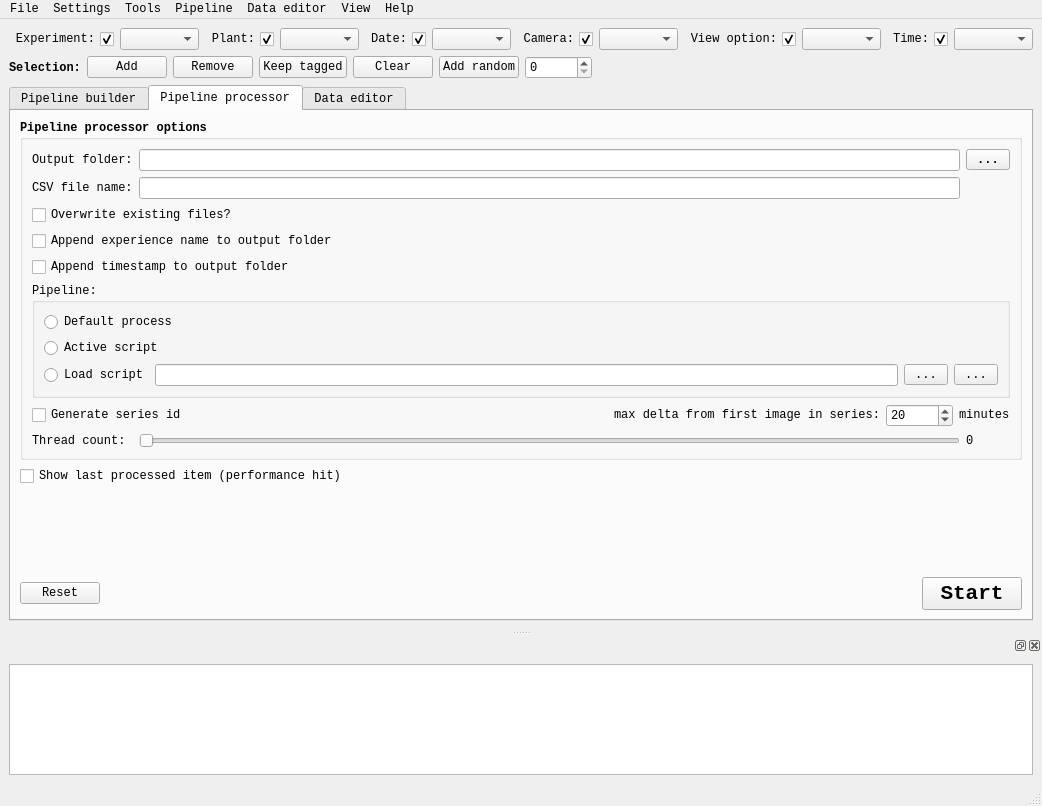
Before: the Qt Designer form main_form.ui in tpmp-inra/ipso_phen, drawn with Qt 5.
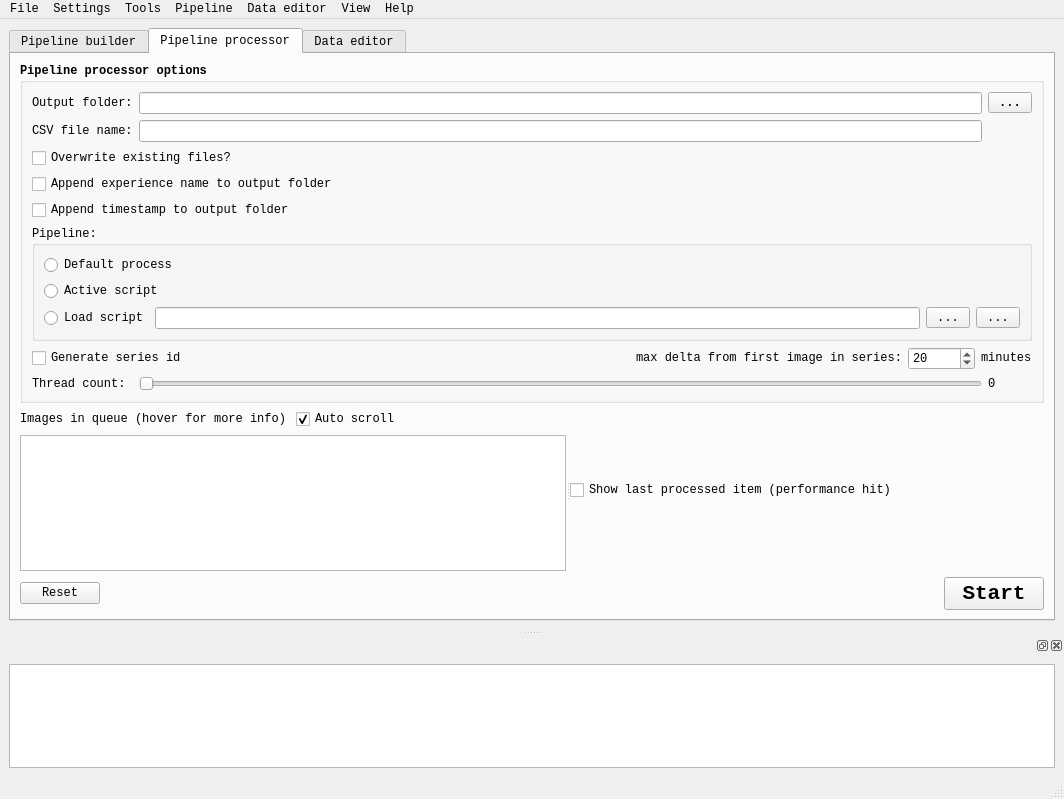
After: the same form once the commit is applied. The open tabs and pages were chosen to show the change. Icons and pictures are not drawn.

Diff of the .ui file:
```diff
--- a/main_form.ui
+++ b/main_form.ui
@@ -8,7 +8,7 @@
     <x>0</x>
     <y>0</y>
     <width>962</width>
-    <height>806</height>
+    <height>799</height>
    </rect>
   </property>
   <property name="font">
@@ -32,6 +32,22 @@
   <widget class="QWidget" name="centralwidget">
    <layout class="QVBoxLayout" name="verticalLayout_2">
     <item>
+     <widget class="QTabWidget" name="tabWidget">
+      <property name="tabPosition">
+       <enum>QTabWidget::North</enum>
+      </property>
+      <property name="tabShape">
+       <enum>QTabWidget::Rounded</enum>
+      </property>
+      <property name="currentIndex">
+       <number>0</number>
+      </property>
+      <widget class="QWidget" name="tab_pipeline_builder">
+       <attribute name="title">
+        <string>Pipeline builder</string>
+       </attribute>
+       <layout class="QGridLayout" name="gridLayout_14">
+        <item row="0" column="0">
      <layout class="QHBoxLayout" name="horizontalLayout_5">
       <item>
        <widget class="QCheckBox" name="chk_experiment">
@@ -210,14 +226,52 @@
       </item>
      </layout>
     </item>
+        <item row="1" column="0">
+         <widget class="QSplitter" name="spl_ver_main">
+          <property name="orientation">
+           <enum>Qt::Horizontal</enum>
+          </property>
+          <widget class="QFrame" name="frame_5">
+           <property name="frameShape">
+            <enum>QFrame::NoFrame</enum>
+           </property>
+           <property name="frameShadow">
+            <enum>QFrame::Plain</enum>
+           </property>
+           <property name="lineWidth">
+            <number>1</number>
+           </property>
+           <layout class="QHBoxLayout" name="horizontalLayout_7">
+            <item>
+             <widget class="QSplitter" name="spl_hor_main_left">
+              <property name="frameShape">
+               <enum>QFrame::NoFrame</enum>
+              </property>
+              <property name="orientation">
+               <enum>Qt::Vertical</enum>
+              </property>
+              <property name="opaqueResize">
+               <bool>true</bool>
+              </property>
+              <widget class="QFrame" name="frame_4">
+               <property name="frameShape">
+                <enum>QFrame::NoFrame</enum>
+               </property>
+               <property name="frameShadow">
+                <enum>QFrame::Plain</enum>
+               </property>
+               <property name="lineWidth">
+                <number>0</number>
+               </property>
+               <layout class="QVBoxLayout" name="verticalLayout">
     <item>
      <layout class="QHBoxLayout" name="horizontalLayout_6" stretch="0,0,0,0,0,0,0,0">
       <item>
        <widget class="QLabel" name="lbl_selection">
         <property name="font">
          <font>
-          <weight>75</weight>
-          <bold>true</bold>
+                      <weight>50</weight>
+                      <bold>false</bold>
          </font>
         </property>
         <property name="text">
@@ -227,6 +281,9 @@
       </item>
       <item>
        <widget class="QPushButton" name="bt_add_to_selection">
+                    <property name="toolTip">
+                     <string>Add to image browser images matching the current query</string>
+                    </property>
         <property name="text">
          <string>Add</string>
         </property>
@@ -234,6 +291,9 @@
       </item>
       <item>
        <widget class="QPushButton" name="bt_remove_from_selection">
+                    <property name="toolTip">
+                     <string>Remove from image browser images matching the current query</string>
+                    </property>
         <property name="text">
          <string>Remove</string>
         </property>
@@ -241,6 +301,9 @@
       </item>
       <item>
        <widget class="QPushButton" name="bt_keep_annotated">
+                    <property name="toolTip">
+                     <string>Remove from image brawser all images that are not tagged with an annotation</string>
+                    </property>
         <property name="text">
          <string>Keep tagged</string>
         </property>
@@ -255,6 +318,9 @@
       </item>
       <item>
        <widget class="QPushButton" name="bt_add_random">
+                    <property name="toolTip">
+                     <string>Add to image browser n random images matching the current query</string>
+                    </property>
         <property name="text">
          <string>Add random</string>
         </property>
@@ -268,7 +334,7 @@
        </widget>
       </item>
       <item>
-       <spacer name="horizontalSpacer_15">
+                   <spacer name="horizontalSpacer_3">
         <property name="orientation">
          <enum>Qt::Horizontal</enum>
         </property>
@@ -282,60 +348,6 @@
       </item>
      </layout>
     </item>
-    <item>
-     <widget class="QTabWidget" name="tabWidget">
-      <property name="tabPosition">
-       <enum>QTabWidget::North</enum>
-      </property>
-      <property name="tabShape">
-       <enum>QTabWidget::Rounded</enum>
-      </property>
-      <property name="currentIndex">
-       <number>0</number>
-      </property>
-      <widget class="QWidget" name="tab_pipeline_builder">
-       <attribute name="title">
-        <string>Pipeline builder</string>
-       </attribute>
-       <layout class="QHBoxLayout" name="horizontalLayout_8">
-        <item>
-         <widget class="QSplitter" name="spl_ver_main">
-          <property name="orientation">
-           <enum>Qt::Horizontal</enum>
-          </property>
-          <widget class="QFrame" name="frame_5">
-           <property name="frameShape">
-            <enum>QFrame::NoFrame</enum>
-           </property>
-           <property name="frameShadow">
-            <enum>QFrame::Plain</enum>
-           </property>
-           <property name="lineWidth">
-            <number>1</number>
-           </property>
-           <layout class="QHBoxLayout" name="horizontalLayout_7">
-            <item>
-             <widget class="QSplitter" name="spl_hor_main_left">
-              <property name="frameShape">
-               <enum>QFrame::NoFrame</enum>
-              </property>
-              <property name="orientation">
-               <enum>Qt::Vertical</enum>
-              </property>
-              <property name="opaqueResize">
-               <bool>true</bool>
-              </property>
-              <widget class="QFrame" name="frame_4">
-               <property name="frameShape">
-                <enum>QFrame::NoFrame</enum>
-               </property>
-               <property name="frameShadow">
-                <enum>QFrame::Plain</enum>
-               </property>
-               <property name="lineWidth">
-                <number>0</number>
-               </property>
-               <layout class="QHBoxLayout" name="horizontalLayout_3">
                 <item>
                  <widget class="QTableView" name="tv_image_browser">
                   <property name="alternatingRowColors">
@@ -542,8 +554,8 @@
                          <rect>
                           <x>0</x>
                           <y>0</y>
-                          <width>642</width>
-                          <height>139</height>
+                          <width>654</width>
+                          <height>77</height>
                          </rect>
                         </property>
                         <layout class="QHBoxLayout" name="horizontalLayout_4">
@@ -654,7 +666,7 @@
                      <item row="1" column="0">
                       <widget class="QPushButton" name="bt_update_selection_stats">
                        <property name="text">
-                        <string>Build selection statistics</string>
+                        <string>Build statistics</string>
                        </property>
                       </widget>
                      </item>
@@ -681,7 +693,7 @@
                      <item row="1" column="1">
                       <widget class="QCheckBox" name="cb_stat_include_annotations">
                        <property name="text">
-                        <string>Include annotations (much slower)</string>
+                        <string>Include annotations</string>
                        </property>
                       </widget>
                      </item>
@@ -779,8 +791,8 @@
                           <rect>
                            <x>0</x>
                            <y>0</y>
-                           <width>642</width>
-                           <height>62</height>
+                           <width>652</width>
+                           <height>70</height>
                           </rect>
                          </property>
                          <layout class="QGridLayout" name="gridLayout_17">
@@ -1108,38 +1120,8 @@
        <attribute name="title">
         <string>Pipeline processor</string>
        </attribute>
-       <layout class="QGridLayout" name="gridLayout_10">
-        <item row="3" column="2">
-         <widget class="QPushButton" name="bt_pp_start">
-          <property name="minimumSize">
-           <size>
-            <width>100</width>
-            <height>0</height>
-           </size>
-          </property>
-          <property name="font">
-           <font>
-            <pointsize>16</pointsize>
-            <weight>75</weight>
-            <bold>true</bold>
-           </font>
-          </property>
-          <property name="text">
-           <string>Start</string>
-          </property>
-          <property name="icon">
-           <iconset resource="main_form.qrc">
-            <normaloff>:/image_process/resources/Play.png</normaloff>:/image_process/resources/Play.png</iconset>
-          </property>
-          <property name="iconSize">
-           <size>
-            <width>24</width>
-            <height>24</height>
-           </size>
-          </property>
-         </widget>
-        </item>
-        <item row="0" column="0" colspan="3">
+       <layout class="QVBoxLayout" name="verticalLayout_4">
+        <item>
          <widget class="QGroupBox" name="groupBox">
           <property name="sizePolicy">
            <sizepolicy hsizetype="Preferred" vsizetype="Fixed">
@@ -1467,7 +1449,51 @@
           </layout>
          </widget>
         </item>
-        <item row="3" column="0">
+        <item>
+         <widget class="QSplitter" name="splitter">
+          <property name="orientation">
+           <enum>Qt::Horizontal</enum>
+          </property>
+          <widget class="QWidget" name="layoutWidget">
+           <layout class="QGridLayout" name="gridLayout_10">
+            <item row="0" column="0">
+             <widget class="QLabel" name="label_6">
+              <property name="text">
+               <string>Images in queue (hover for more info)</string>
+              </property>
+             </widget>
+            </item>
+            <item row="0" column="1">
+             <widget class="QCheckBox" name="cb_queue_auto_scroll">
+              <property name="text">
+               <string>Auto scroll</string>
+              </property>
+              <property name="checked">
+               <bool>true</bool>
+              </property>
+             </widget>
+            </item>
+            <item row="1" column="0" colspan="2">
+             <widget class="QListWidget" name="lw_images_queue"/>
+            </item>
+           </layout>
+          </widget>
+          <widget class="QWidget" name="layoutWidget">
+           <layout class="QVBoxLayout" name="ver_layout_last_image">
+            <item>
+             <widget class="QCheckBox" name="chk_pp_show_last_item">
+              <property name="text">
+               <string>Show last processed item (performance hit)</string>
+              </property>
+             </widget>
+            </item>
+           </layout>
+          </widget>
+         </widget>
+        </item>
+        <item>
+         <layout class="QHBoxLayout" name="horizontalLayout_3">
+          <item>
          <widget class="QPushButton" name="bt_pp_reset">
           <property name="font">
            <font>
@@ -1484,7 +1510,7 @@
           </property>
          </widget>
         </item>
-        <item row="3" column="1">
+          <item>
          <spacer name="horizontalSpacer_6">
           <property name="orientation">
            <enum>Qt::Horizontal</enum>
@@ -1497,28 +1523,37 @@
           </property>
          </spacer>
         </item>
-        <item row="1" column="0" colspan="3">
-         <widget class="QCheckBox" name="chk_pp_show_last_item">
+          <item>
+           <widget class="QPushButton" name="bt_pp_start">
+            <property name="minimumSize">
+             <size>
+              <width>100</width>
+              <height>0</height>
+             </size>
+            </property>
+            <property name="font">
+             <font>
+              <pointsize>16</pointsize>
+              <weight>75</weight>
+              <bold>true</bold>
+             </font>
+            </property>
           <property name="text">
-           <string>Show last processed item (performance hit)</string>
+             <string>Start</string>
+            </property>
+            <property name="icon">
+             <iconset resource="main_form.qrc">
+              <normaloff>:/image_process/resources/Play.png</normaloff>:/image_process/resources/Play.png</iconset>
+            </property>
+            <property name="iconSize">
+             <size>
+              <width>24</width>
+              <height>24</height>
+             </size>
           </property>
          </widget>
         </item>
-        <item row="2" column="0">
-         <widget class="QLabel" name="lbl_dummy">
-          <property name="sizePolicy">
-           <sizepolicy hsizetype="Ignored" vsizetype="Ignored">
-            <horstretch>0</horstretch>
-            <verstretch>0</verstretch>
-           </sizepolicy>
-          </property>
-          <property name="text">
-           <string/>
-          </property>
-          <property name="alignment">
-           <set>Qt::AlignCenter</set>
-          </property>
-         </widget>
+         </layout>
         </item>
        </layout>
       </widget>
@@ -1595,7 +1630,7 @@
      <x>0</x>
      <y>0</y>
      <width>962</width>
-     <height>20</height>
+     <height>21</height>
     </rect>
    </property>
    <widget class="QMenu" name="menu_file">
@@ -1747,15 +1782,23 @@
     <property name="title">
      <string>Pipeline</string>
     </property>
+    <widget class="QMenu" name="menuAdd_ROI">
+     <property name="title">
+      <string>Add ROI</string>
+     </property>
+     <addaction name="action_build_roi_with_raw_image"/>
+     <addaction name="action_build_roi_with_pre_processed_image"/>
+    </widget>
     <addaction name="action_new_script"/>
     <addaction name="action_load_script"/>
     <addaction name="action_save_script"/>
     <addaction name="action_save_as_python_script"/>
     <addaction name="separator"/>
     <addaction name="action_add_exposure_fixer"/>
+    <addaction name="action_add_white_balance_corrector"/>
     <addaction name="actionAdd_white_balance_fixer"/>
     <addaction name="actionAdd_channel_mask"/>
-    <addaction name="action_add_roi"/>
+    <addaction name="menuAdd_ROI"/>
     <addaction name="actionSet_contour_cleaner"/>
     <addaction name="action_add_feature_extractor"/>
     <addaction name="action_add_image_generator"/>
@@ -2163,11 +2206,6 @@
     <string>Put tools widgets in scroll panel</string>
    </property>
   </action>
-  <action name="action_add_roi">
-   <property name="text">
-    <string>Add ROI</string>
-   </property>
-  </action>
   <action name="actionAdd_auto_fill_in_grid_search">
    <property name="text">
     <string>Add auto fill in grid search</string>
@@ -2622,6 +2660,21 @@
     <string>Build test files</string>
    </property>
   </action>
+  <action name="action_add_white_balance_corrector">
+   <property name="text">
+    <string>Add white balance corrector</string>
+   </property>
+  </action>
+  <action name="action_build_roi_with_raw_image">
+   <property name="text">
+    <string>Build with raw image</string>
+   </property>
+  </action>
+  <action name="action_build_roi_with_pre_processed_image">
+   <property name="text">
+    <string>Build with pre processed image</string>
+   </property>
+  </action>
  </widget>
  <resources>
   <include location="main_form.qrc"/>
```
Lines whose indentation alone changed are shown as unchanged.
